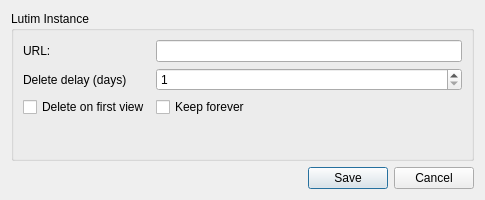
The window that settings.ui (Thor77/screencloud-lutim) describes before a commit, drawn with Qt 5.
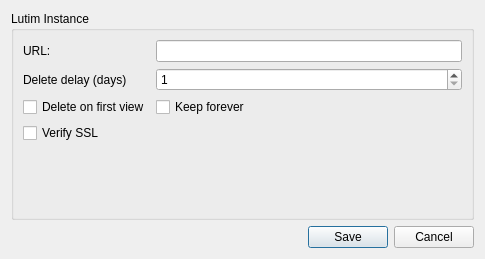
The same window after the commit.

Commit message: add ssl-verify option; solves #1

Diff of the .ui file:
```diff
--- a/settings.ui
+++ b/settings.ui
@@ -7,7 +7,7 @@
     <x>0</x>
     <y>0</y>
     <width>485</width>
-    <height>200</height>
+    <height>259</height>
    </rect>
   </property>
   <property name="windowTitle">
@@ -61,6 +61,13 @@
         </property>
        </widget>
       </item>
+      <item row="7" column="0" colspan="2">
+       <widget class="QCheckBox" name="verify_ssl">
+        <property name="text">
+         <string>Verify SSL</string>
+        </property>
+       </widget>
+      </item>
      </layout>
     </widget>
    </item>
```
The commit also changes 1 other file.
